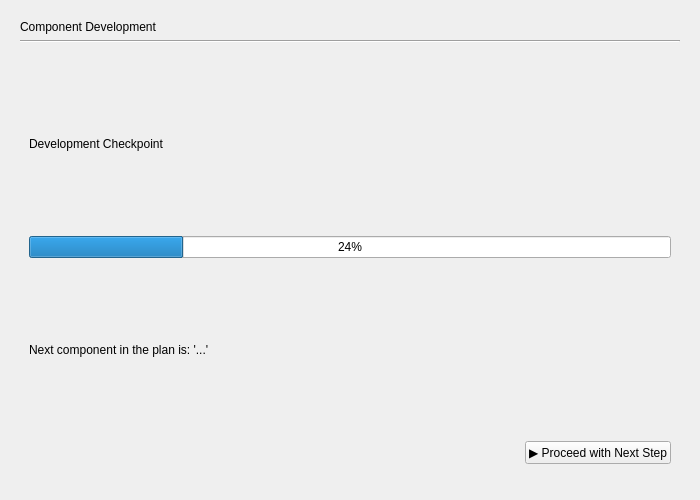
Old version of the form gui/genesis_page.ui in the repository mariolewis/asdf_factory.
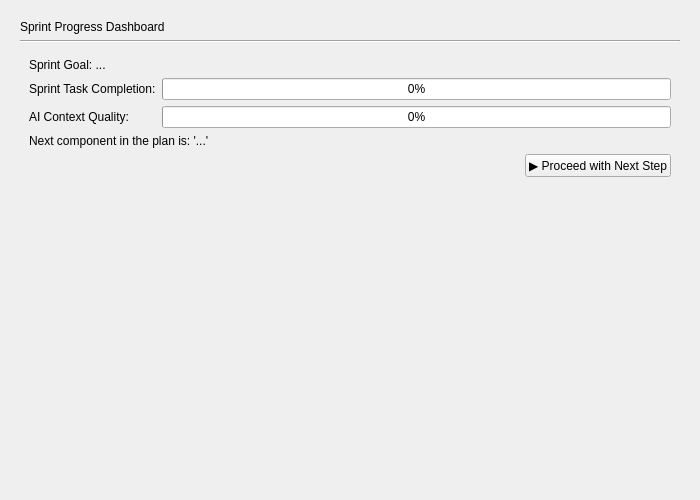
New version of the form.

Commit message:
fix(sprint): Resolve multiple bugs in sprint execution loop
Fixes several critical issues identified during testing of Act II, Scene 6:
- Resolves silent crash by correcting signal definition and GUI threading.
- Fixes sprint goal accumulation by cleaning up item statuses on project close.
- Corrects Genesis dashboard layout, styling, and confidence score logic.
- Improves real-time progress logging with color-coded status messages.
- Fixes duplicate dialog bug on sprint plan refinement button.
- Corrects error handling for environment failures during test execution.

Patch:
```diff
--- a/gui/genesis_page.ui
+++ b/gui/genesis_page.ui
@@ -29,7 +29,7 @@
    <item>
     <widget class="QLabel" name="headerLabel">
      <property name="text">
-      <string>Component Development</string>
+      <string>Sprint Progress Dashboard</string>
      </property>
     </widget>
    </item>
@@ -43,24 +43,52 @@
    <item>
     <widget class="QStackedWidget" name="stackedWidget">
      <widget class="QWidget" name="checkpointPage">
-      <layout class="QVBoxLayout" name="verticalLayout_2">
+      <layout class="QVBoxLayout" name="verticalLayout_2" stretch="0,0,0,0,1">
        <item>
         <widget class="QLabel" name="checkpointHeaderLabel">
          <property name="text">
-          <string>Development Checkpoint</string>
+          <string>Sprint Goal: ...</string>
          </property>
-        </widget>
-       </item>
-       <item>
-        <widget class="QProgressBar" name="progressBar">
-         <property name="value">
-          <number>24</number>
-         </property>
-         <property name="textVisible">
+         <property name="wordWrap">
           <bool>true</bool>
          </property>
         </widget>
        </item>
+       <item>
+        <layout class="QFormLayout" name="formLayout">
+         <item row="0" column="0">
+          <widget class="QLabel" name="label">
+           <property name="text">
+            <string>Sprint Task Completion:</string>
+           </property>
+          </widget>
+         </item>
+         <item row="0" column="1">
+          <widget class="QProgressBar" name="progressBar">
+           <property name="value">
+            <number>0</number>
+           </property>
+           <property name="textVisible">
+            <bool>true</bool>
+           </property>
+          </widget>
+         </item>
+         <item row="1" column="0">
+          <widget class="QLabel" name="aiConfidenceLabel">
+           <property name="text">
+            <string>AI Context Quality:</string>
+           </property>
+          </widget>
+         </item>
+         <item row="1" column="1">
+          <widget class="QProgressBar" name="aiConfidenceGauge">
+           <property name="value">
+            <number>0</number>
+           </property>
+          </widget>
+         </item>
+        </layout>
+       </item>
        <item>
         <widget class="QLabel" name="nextTaskLabel">
          <property name="text">
@@ -100,9 +128,6 @@
          <property name="orientation">
           <enum>Qt::Vertical</enum>
          </property>
-         <property name="sizeType">
-          <enum>QSizePolicy::Expanding</enum>
-         </property>
         </spacer>
        </item>
       </layout>
```
Left out of the diff: 29 changed lines with no effect on the pictures. The commit also changes 16 other files.
